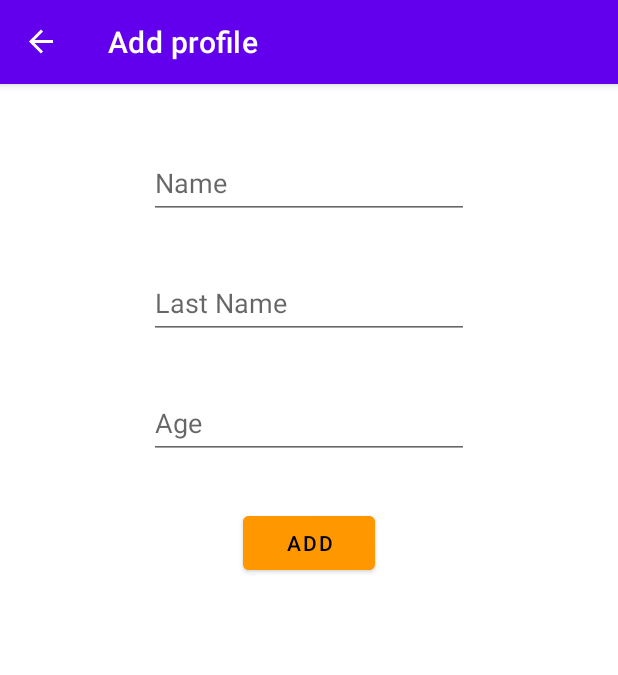
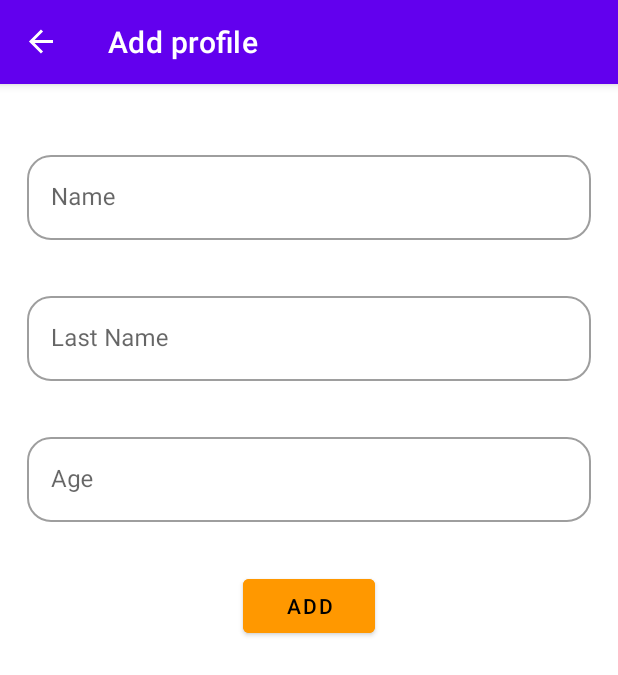
Before and after one commit to oguzsout/RoomExerciseWithUnitTest, an Android app: the AddFragment screen opened through its navigation route, on a phone screen of 412 x 824 dp. Shown: the top 675 px of the screen. Run offline under Robolectric (Android 15) with nearby library versions, the phone set to English and light mode, and no system bars; our stand-ins replace Dagger/Hilt's generated code, navigation-ui.

Commit message:
layout changes

```diff
--- a/app/src/main/res/layout/fragment_add.xml
+++ b/app/src/main/res/layout/fragment_add.xml
@@ -6,48 +6,89 @@
     android:layout_height="match_parent"
     tools:context=".presentation.add.AddFragment">
 
-    <EditText
-        android:id="@+id/addFirstName"
-        android:layout_width="wrap_content"
+
+    <com.google.android.material.textfield.TextInputLayout
+        android:id="@+id/textInputLayout"
+        style="@style/Widget.MaterialComponents.TextInputLayout.OutlinedBox"
+        android:layout_width="match_parent"
         android:layout_height="wrap_content"
+        android:layout_marginStart="8dp"
         android:layout_marginTop="32dp"
-        android:autofillHints="@string/name"
-        android:ems="10"
-        android:hint="@string/name"
-        android:inputType="text"
-        android:minHeight="48dp"
+        android:layout_marginEnd="8dp"
+        app:boxCornerRadiusBottomEnd="16dp"
+        app:boxCornerRadiusBottomStart="16dp"
+        app:boxCornerRadiusTopEnd="16dp"
+        app:boxCornerRadiusTopStart="16dp"
+        app:layout_constraintBottom_toTopOf="@+id/textInputLayout2"
         app:layout_constraintEnd_toEndOf="parent"
+        app:layout_constraintHorizontal_bias="0.5"
         app:layout_constraintStart_toStartOf="parent"
-        app:layout_constraintTop_toTopOf="parent"
-        tools:ignore="MissingConstraints" />
+        app:layout_constraintTop_toTopOf="parent">
 
-    <EditText
-        android:id="@+id/addLastName"
-        android:layout_width="wrap_content"
+        <com.google.android.material.textfield.TextInputEditText
+            android:id="@+id/addFirstName"
+            android:layout_width="match_parent"
+            android:layout_height="wrap_content"
+            android:hint="@string/name"
+            tools:ignore="SpeakableTextPresentCheck" />
+
+    </com.google.android.material.textfield.TextInputLayout>
+
+    <com.google.android.material.textfield.TextInputLayout
+        android:id="@+id/textInputLayout2"
+        style="@style/Widget.MaterialComponents.TextInputLayout.OutlinedBox"
+        android:layout_width="match_parent"
         android:layout_height="wrap_content"
+        android:layout_marginStart="8dp"
         android:layout_marginTop="32dp"
-        android:autofillHints="@string/last_name"
-        android:ems="10"
-        android:hint="@string/last_name"
-        android:inputType="text"
-        android:minHeight="48dp"
+        android:layout_marginEnd="8dp"
+        app:boxCornerRadiusBottomEnd="16dp"
+        app:boxCornerRadiusBottomStart="16dp"
+        app:boxCornerRadiusTopEnd="16dp"
+        app:boxCornerRadiusTopStart="16dp"
         app:layout_constraintEnd_toEndOf="parent"
+        app:layout_constraintHorizontal_bias="0.5"
         app:layout_constraintStart_toStartOf="parent"
-        app:layout_constraintTop_toBottomOf="@+id/addFirstName" />
+        app:layout_constraintTop_toBottomOf="@+id/textInputLayout">
 
-    <EditText
-        android:id="@+id/editTextAge"
-        android:layout_width="wrap_content"
+        <com.google.android.material.textfield.TextInputEditText
+            android:id="@+id/addLastName"
+            android:layout_width="match_parent"
+            android:layout_height="wrap_content"
+            android:hint="@string/last_name"
+            tools:ignore="SpeakableTextPresentCheck"
+            tools:layout_editor_absoluteX="14dp"
+            tools:layout_editor_absoluteY="113dp" />
+
+    </com.google.android.material.textfield.TextInputLayout>
+
+    <com.google.android.material.textfield.TextInputLayout
+        android:id="@+id/textInputLayout3"
+        style="@style/Widget.MaterialComponents.TextInputLayout.OutlinedBox"
+        android:layout_width="match_parent"
         android:layout_height="wrap_content"
+        android:layout_marginStart="8dp"
         android:layout_marginTop="32dp"
-        android:autofillHints="@string/age"
-        android:ems="10"
-        android:hint="@string/age"
-        android:inputType="number"
-        android:minHeight="48dp"
+        android:layout_marginEnd="8dp"
+        app:boxCornerRadiusBottomEnd="16dp"
+        app:boxCornerRadiusBottomStart="16dp"
+        app:boxCornerRadiusTopEnd="16dp"
+        app:boxCornerRadiusTopStart="16dp"
         app:layout_constraintEnd_toEndOf="parent"
+        app:layout_constraintHorizontal_bias="0.5"
         app:layout_constraintStart_toStartOf="parent"
-        app:layout_constraintTop_toBottomOf="@+id/addLastName" />
+        app:layout_constraintTop_toBottomOf="@+id/textInputLayout2">
+
+        <com.google.android.material.textfield.TextInputEditText
+            android:id="@+id/editTextAge"
+            android:layout_width="match_parent"
+            android:layout_height="wrap_content"
+            android:hint="@string/age"
+            tools:ignore="SpeakableTextPresentCheck"
+            tools:layout_editor_absoluteX="14dp"
+            tools:layout_editor_absoluteY="113dp" />
+
+    </com.google.android.material.textfield.TextInputLayout>
 
     <Button
         android:id="@+id/btnAdd"
@@ -55,10 +96,9 @@
         android:layout_height="wrap_content"
         android:layout_marginTop="32dp"
         android:backgroundTint="#FF9800"
+        android:text="@string/add"
         android:textColor="@color/black"
-        android:text="@string/add"
         app:layout_constraintEnd_toEndOf="parent"
         app:layout_constraintStart_toStartOf="parent"
-        app:layout_constraintTop_toBottomOf="@+id/editTextAge" />
-
+        app:layout_constraintTop_toBottomOf="@+id/textInputLayout3" />
 </androidx.constraintlayout.widget.ConstraintLayout>
```
Also changed, not shown: app/src/main/res/layout/fragment_update.xml (+68 -33 lines).
